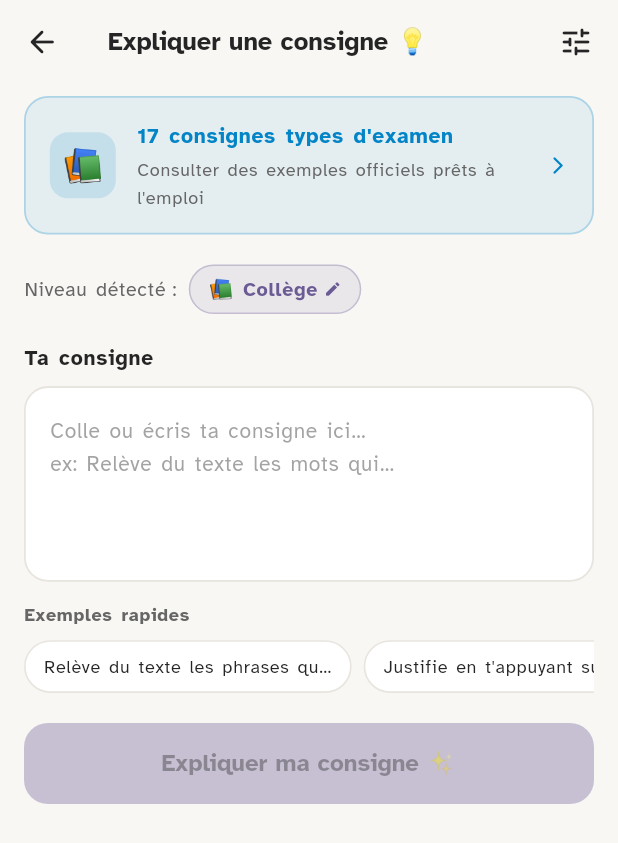
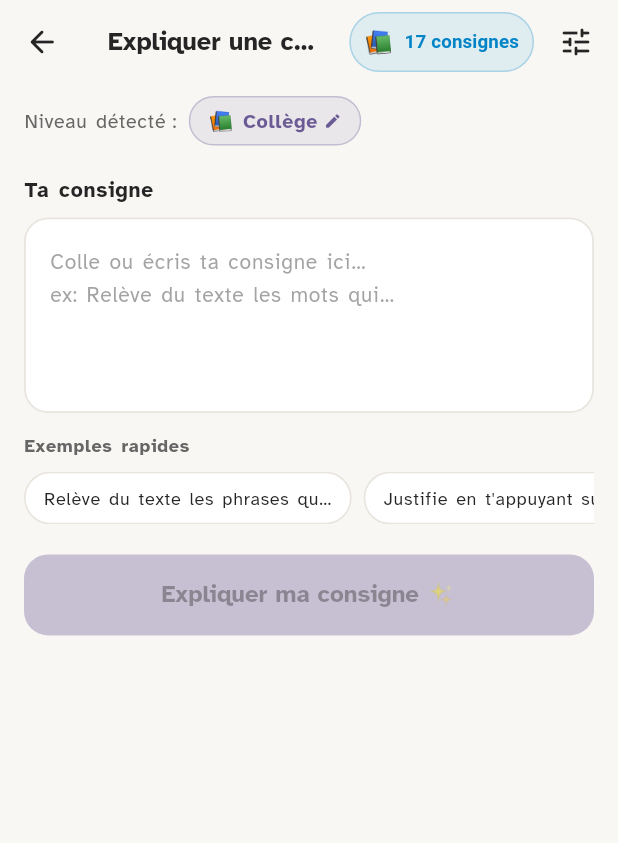
Before and after one commit to Abderrahmen-Benmakhloufi/dyclic, a Flutter app: the InstructionAiScreen screen opened directly, on a phone screen of 412 x 824 dp. Shown: the top 843 px of the screen. Run offline on Flutter 3.47's test engine with Material 3 defaults, Android fonts, the phone set to English and light mode, and no system bars; our stand-ins replace flutter_dotenv, flutter_riverpod, google_generative_ai, shared_preferences; accounts and stored records are empty.

Commit message:
refactor: dedicate AI screen solely to input & generation with 17 consignes in AppBar button

```diff
--- a/app/lib/features/instructions/instruction_ai_screen.dart
+++ b/app/lib/features/instructions/instruction_ai_screen.dart
@@ -11,7 +11,6 @@ import 'instructions_screen.dart';
 import 'models/instruction_model.dart';
 import 'services/gemini_service.dart';
 import 'services/instruction_cache_service.dart';
-import 'services/instruction_matching_service.dart';
 
 /// Quick example instructions shown as chip buttons below the text field.
 const _kExamples = [
@@ -95,54 +94,7 @@ class _InstructionAiScreenState extends ConsumerState<InstructionAiScreen> {
     final learnerCode = _learnerCode(settings);
     final cycle = _cycleString(settings);
 
-    // ── 1. Option 4: Instant match with official 17 catalog instructions ───
-    final localMatch = await InstructionMatchingService.findBestMatch(
-      query: text,
-      cycle: cycle,
-    );
-
-    if (localMatch != null && (localMatch.isExact || localMatch.confidence >= 0.70)) {
-      if (_cacheService != null) {
-        await _cacheService!.saveInstruction(localMatch.item);
-      }
-      if (!mounted) return;
-      setState(() {
-        if (_cacheService != null) {
-          _history = _cacheService!.getHistory();
-        }
-        _isLoading = false;
-        _hasError = false;
-      });
-
-      ScaffoldMessenger.of(context).showSnackBar(
-        SnackBar(
-          content: Row(
-            children: [
-              const Icon(Icons.bolt_rounded, color: Colors.amber, size: 20),
-              const SizedBox(width: 8),
-              Expanded(
-                child: Text(
-                  localMatch.isExact
-                      ? 'Consigne officielle trouvée instantanément ⚡'
-                      : 'Correspondance trouvée dans le catalogue officiel ⚡',
-                ),
-              ),
-            ],
-          ),
-          duration: const Duration(seconds: 2),
-          behavior: SnackBarBehavior.floating,
-        ),
-      );
-
-      await Navigator.of(context).push(
-        MaterialPageRoute(
-          builder: (_) => InstructionDetailScreen(item: localMatch.item),
-        ),
-      );
-      return;
-    }
-
-    // ── 2. Option 3: Check cached history (instant result without API) ───
+    // ── Check cached history (instant result if exact same query previously analyzed) ──
     if (_cacheService != null) {
       final cached = _cacheService!.findInCache(text, cycle);
       if (cached != null) {
@@ -179,7 +131,7 @@ class _InstructionAiScreenState extends ConsumerState<InstructionAiScreen> {
       }
     }
 
-    // ── 3. Call Gemini AI with student diagnostic profile ────────────────
+    // ── Call Gemini AI with student diagnostic profile ────────────────
     setState(() {
       _isLoading = true;
       _hasError = false;
@@ -286,6 +238,29 @@ class _InstructionAiScreenState extends ConsumerState<InstructionAiScreen> {
           ),
         ),
         actions: [
+          TextButton.icon(
+            onPressed: _openCatalog,
+            icon: const Text('📚', style: TextStyle(fontSize: 15)),
+            label: const Text(
+              '17 consignes',
+              style: TextStyle(
+                fontSize: 12.5,
+                fontWeight: FontWeight.w700,
+                color: Color(0xFF0284C7),
+              ),
+            ),
+            style: TextButton.styleFrom(
+              backgroundColor: const Color(0xFF0284C7).withValues(alpha: 0.1),
+              padding: const EdgeInsets.symmetric(horizontal: 10, vertical: 6),
+              shape: RoundedRectangleBorder(
+                borderRadius: BorderRadius.circular(20),
+                side: BorderSide(
+                  color: const Color(0xFF0284C7).withValues(alpha: 0.25),
+                ),
+              ),
+            ),
+          ),
+          const SizedBox(width: 4),
           IconButton(
             icon: const Icon(Icons.tune_rounded),
             tooltip: 'Paramètres de lecture',
@@ -300,11 +275,7 @@ class _InstructionAiScreenState extends ConsumerState<InstructionAiScreen> {
         child: Column(
           crossAxisAlignment: CrossAxisAlignment.stretch,
           children: [
-            // ── 1. Banner Card: catalog ─────────────────────────────────
-            _CatalogBannerCard(onTap: _openCatalog),
-            const SizedBox(height: 20),
-
-            // ── 2. Cycle chip (read-only display, opens settings) ───────
+            // ── 1. Cycle chip (read-only display, opens settings) ───────
             _CyclePill(
               label: _cycleLabel(settings),
               onTap: () => ReadingSettingsSheet.show(context),
@@ -374,79 +345,6 @@ class _InstructionAiScreenState extends ConsumerState<InstructionAiScreen> {
 // ════════════════════════════════════════════════════════════════════════════
 // Sub-widgets
 // ════════════════════════════════════════════════════════════════════════════
-
-/// Banner card linking to the 17-instruction catalog.
-class _CatalogBannerCard extends StatelessWidget {
-  const _CatalogBannerCard({required this.onTap});
-  final VoidCallback onTap;
-
-  @override
-  Widget build(BuildContext context) {
-    return Material(
-      color: Colors.transparent,
-      child: InkWell(
-        onTap: onTap,
-        borderRadius: BorderRadius.circular(16),
-        child: Container(
-          padding: const EdgeInsets.symmetric(horizontal: 16, vertical: 14),
-          decoration: BoxDecoration(
-            color: const Color(0xFF0284C7).withValues(alpha: 0.08),
-            borderRadius: BorderRadius.circular(16),
-            border: Border.all(
-              color: const Color(0xFF0284C7).withValues(alpha: 0.25),
-              width: 1.2,
-            ),
-          ),
-          child: Row(
-            children: [
-              Container(
-                width: 44,
-                height: 44,
-                decoration: BoxDecoration(
-                  color: const Color(0xFF0284C7).withValues(alpha: 0.14),
-                  borderRadius: BorderRadius.circular(12),
-                ),
-                child: const Center(
-                  child: Text('📚', style: TextStyle(fontSize: 22)),
-                ),
-              ),
-              const SizedBox(width: 14),
-              Expanded(
-                child: Column(
-                  crossAxisAlignment: CrossAxisAlignment.start,
-                  children: [
-                    const Text(
-                      '17 consignes types d\'examen',
-                      style: TextStyle(
-                        fontWeight: FontWeight.w700,
-                        fontSize: 14,
-                        color: Color(0xFF0284C7),
-                      ),
-                    ),
-                    const SizedBox(height: 2),
-                    Text(
-                      'Consulter des exemples officiels prêts à l\'emploi',
-                      style: TextStyle(
-                        fontSize: 12,
-                        color: AppColors.textSecondary,
-                      ),
-                    ),
-                  ],
-                ),
-              ),
-              const SizedBox(width: 8),
-              const Icon(
-                Icons.arrow_forward_ios_rounded,
-                size: 14,
-                color: Color(0xFF0284C7),
-              ),
-            ],
-          ),
-        ),
-      ),
-    );
-  }
-}
 
 /// Read-only chip showing the learner's current cycle, tappable to change it.
 class _CyclePill extends StatelessWidget {
```
Also changed, not shown: 1 other file.
